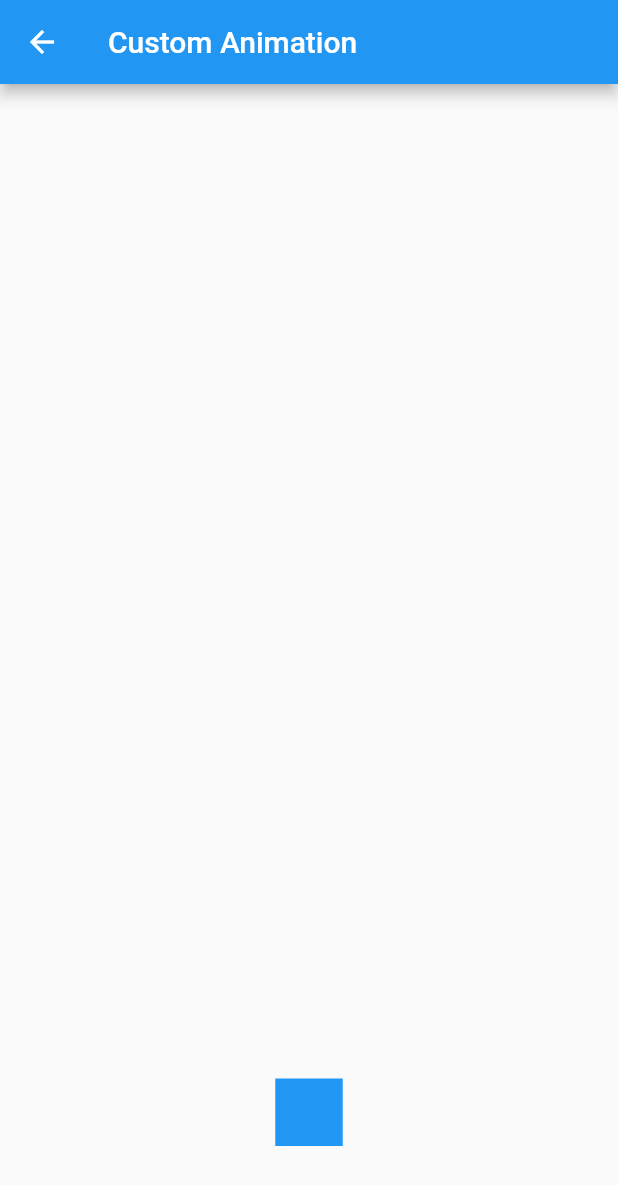
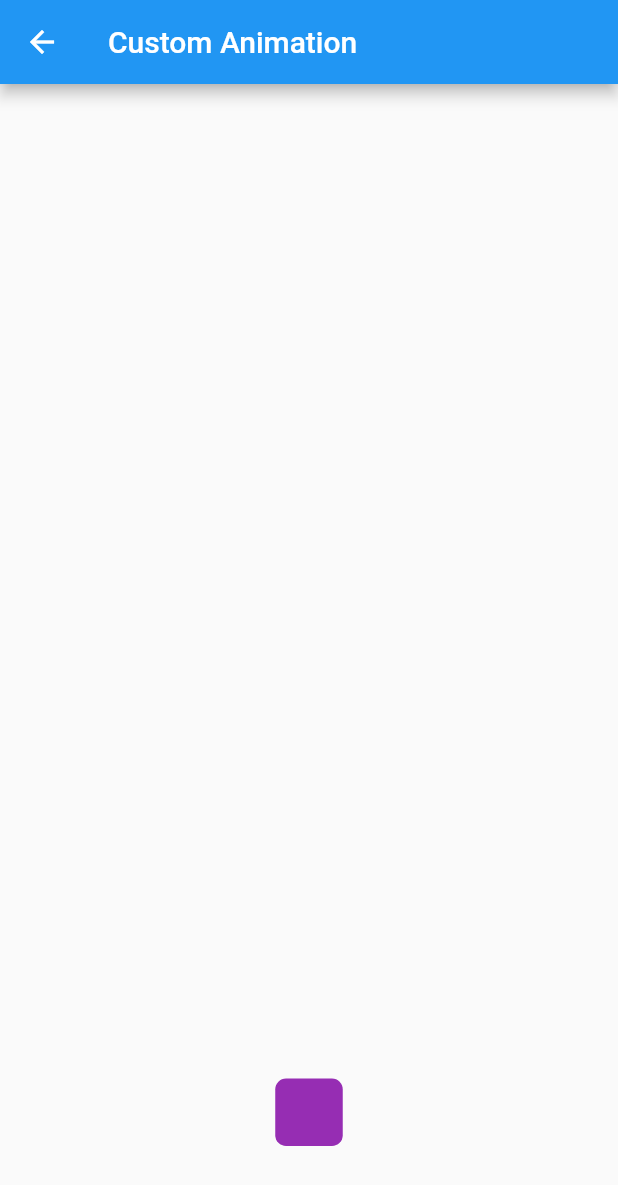
Before and after one commit to Magoulo/Flutter-Animation, a Flutter app: the CustomAnimationScreen screen opened directly, on a phone screen of 412 x 824 dp. Shown: the top 1185 px of the screen. Run offline on Flutter 3.47's test engine with Material 2 defaults, Android fonts, the light colour scheme and no system bars; our stand-ins replace lottie; missing offline and left inert: dart:ffi.

Commit message:
added a color change to the box

```diff
--- a/flutter_animation/lib/screens/customAnimation.dart
+++ b/flutter_animation/lib/screens/customAnimation.dart
@@ -140,10 +140,18 @@ class _CustomAnimationScreenState extends State<CustomAnimationScreen>
               scaleX: scaleXValue,
               child: Transform.translate(
                 offset: Offset(0, positionValue),
-                child: Container(
-                  width: 50,
-                  height: 50,
-                  color: Colors.blue,
+                child: TweenAnimationBuilder<Color?>(
+                  tween: ColorTween(begin: Colors.blue, end: Colors.purple),
+                  duration: const Duration(seconds: 2),
+                  builder: (_, Color? color, __) {
+                    return Container(
+                      width: 50,
+                      height: 50,
+                      decoration: BoxDecoration(
+                          color: color, borderRadius: BorderRadius.circular(8)),
+                    );
+                  },
+                  child: child,
                 ),
               ),
             );
```
